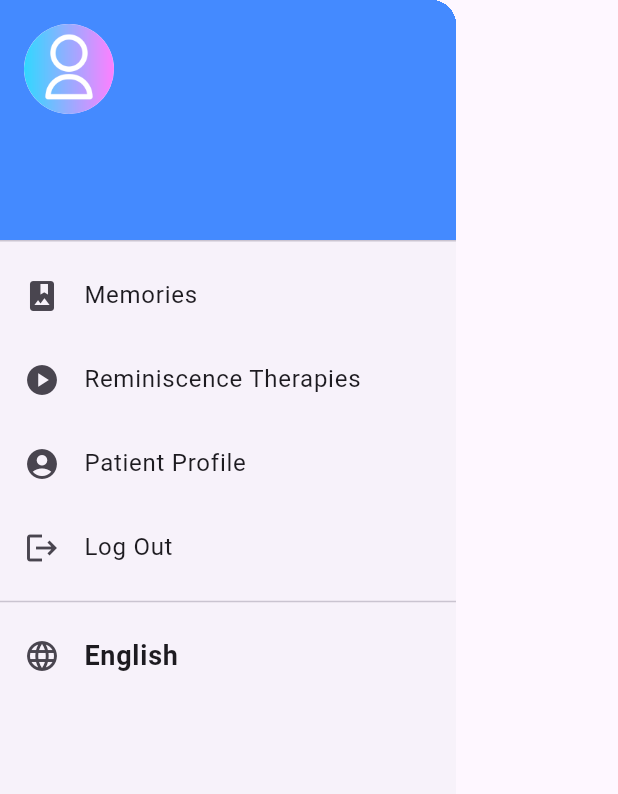
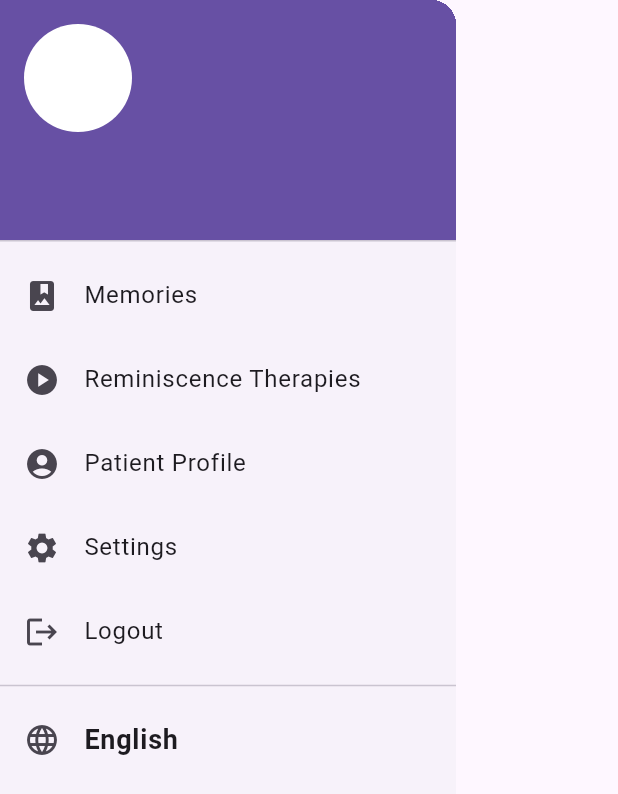
Before and after one commit to 24-25J-194-research-project/dementia-mobile-app, a Flutter app: the DrawerMenu widget shown alone on an empty page, opened directly, on a phone screen of 412 x 824 dp. Shown: the top 794 px of the screen. Run offline on Flutter 3.47's test engine with Material 3 defaults, Android fonts, the phone set to English and light mode, and no system bars; our stand-ins replace carousel_slider, cloud_firestore, firebase_auth, firebase_core, firebase_storage, flutter_dotenv and 5 more; accounts and stored records are empty; generated files the repository leaves out were written again.

Commit message:
User Settings

```diff
--- a/dementia_app/lib/features/home/presentation/widgets/drawer_menu.dart
+++ b/dementia_app/lib/features/home/presentation/widgets/drawer_menu.dart
@@ -1,9 +1,10 @@
 import 'package:dementia_app/features/auth/presentation/providers/auth_service.dart';
 import 'package:dementia_app/features/auth/presentation/screens/login.dart';
+import 'package:dementia_app/features/profile/presentation/screens/user_settings_screen.dart';
 import 'package:flutter/material.dart';
 import 'package:provider/provider.dart';
 import '../../../../l10n/app_localizations.dart';
-import '../../../../l10n/providers/locale_provider.dart';  // Import generated localization files
+import '../../../../l10n/providers/locale_provider.dart'; // Import generated localization files
 
 class DrawerMenu extends StatefulWidget {
   const DrawerMenu({super.key});
@@ -53,14 +54,16 @@ class DrawerMenuState extends State<DrawerMenu> {
               ListTile(
                 title: Text(AppLocalizations.of(context)!.english),
                 onTap: () {
-                  Provider.of<LocaleProvider>(context, listen: false).changeLocale(const Locale('en'));
+                  Provider.of<LocaleProvider>(context, listen: false)
+                      .changeLocale(const Locale('en'));
                   Navigator.pop(context);
                 },
               ),
               ListTile(
                 title: Text(AppLocalizations.of(context)!.sinhala),
                 onTap: () {
-                  Provider.of<LocaleProvider>(context, listen: false).changeLocale(const Locale('si'));
+                  Provider.of<LocaleProvider>(context, listen: false)
+                      .changeLocale(const Locale('si'));
                   Navigator.pop(context);
                 },
               ),
@@ -77,33 +80,15 @@ class DrawerMenuState extends State<DrawerMenu> {
       child: ListView(
         padding: EdgeInsets.zero,
         children: [
-          DrawerHeader(
-            decoration: const BoxDecoration(
-              color: Colors.blueAccent,
-            ),
-            child: Column(
-              crossAxisAlignment: CrossAxisAlignment.start,
-              children: [
-                CircleAvatar(
-                  radius: 30,
-                  backgroundImage: userPhotoUrl.isNotEmpty
-                      ? NetworkImage(userPhotoUrl)
-                      : const AssetImage('assets/images/default_profile_pic.png') as ImageProvider,
-                ),
-                const SizedBox(height: 10),
-                Text(
-                  userName,
-                  style: const TextStyle(
-                    color: Colors.white,
-                    fontSize: 20,
-                    fontWeight: FontWeight.bold,
-                  ),
-                ),
-                Text(
-                  userEmail,
-                  style: const TextStyle(color: Colors.white70),
-                ),
-              ],
+          UserAccountsDrawerHeader(
+            accountName: Text(userName),
+            accountEmail: Text(userEmail),
+            currentAccountPicture: CircleAvatar(
+              backgroundColor: Colors.white,
+              child: Text(
+                userName.isNotEmpty ? userName[0].toUpperCase() : '',
+                style: const TextStyle(fontSize: 40.0),
+              ),
             ),
           ),
           ListTile(
@@ -128,8 +113,21 @@ class DrawerMenuState extends State<DrawerMenu> {
             },
           ),
           ListTile(
+            leading: const Icon(Icons.settings),
+            title: const Text('Settings'),
+            onTap: () {
+              Navigator.pop(context); // Close the drawer
+              Navigator.push(
+                context,
+                MaterialPageRoute(
+                  builder: (context) => const UserSettingsScreen(),
+                ),
+              );
+            },
+          ),
+          ListTile(
             leading: const Icon(Icons.logout),
-            title: const Text('Log Out'),
+            title: const Text('Logout'),
             onTap: _logOut,
           ),
           const Divider(),
```
Also changed, not shown: dementia_app/lib/features/profile/presentation/screens/profile_screen.dart (+30 -15 lines), dementia_app/lib/features/profile/presentation/screens/user_settings_screen.dart (added, +264 -0 lines), 1 other file.
